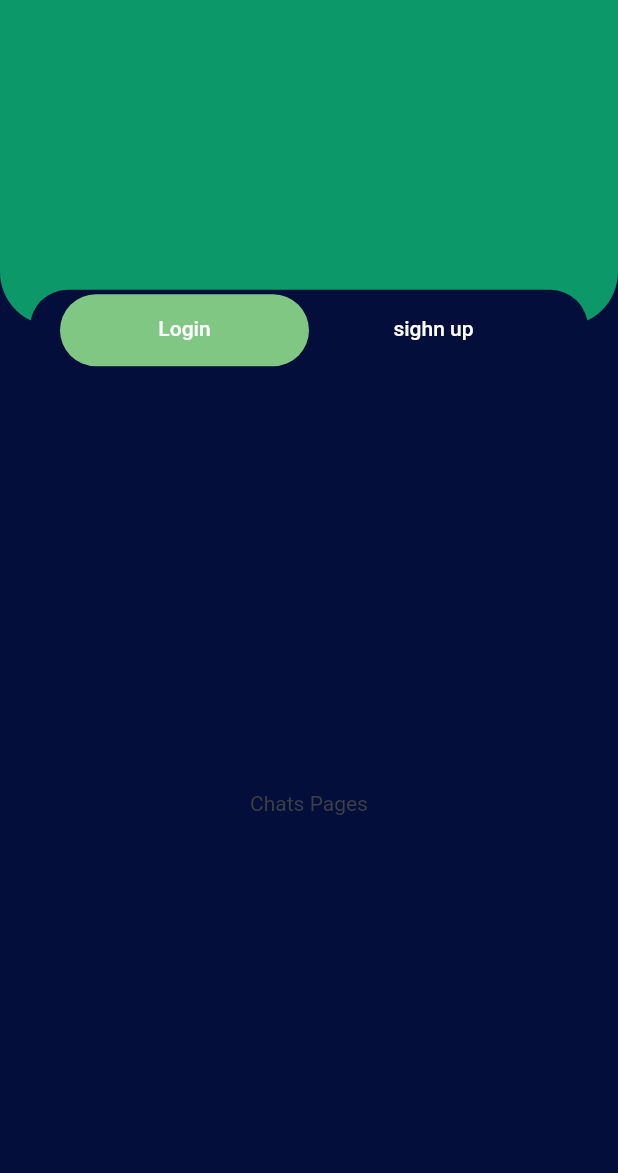
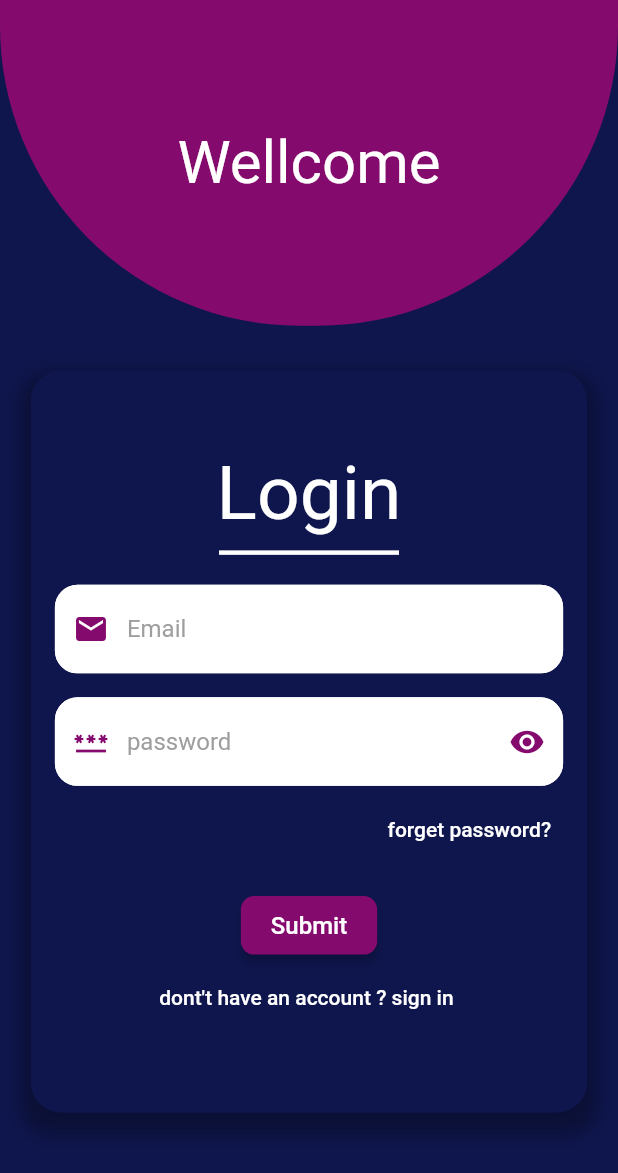
Before and after one commit to LeenAlturk/math_app, a Flutter app: the screen it shows after launch, on a phone screen of 412 x 824 dp. Shown: the top 1173 px of the screen. Run offline on Flutter 3.47's test engine with Material 2 defaults, Android fonts, the phone set to English and light mode, and no system bars; our stand-ins replace flutter_swiper_view.

Commit message:
after login

```diff
--- a/lib/constants/colors.dart
+++ b/lib/constants/colors.dart
@@ -1,8 +1,9 @@
 import 'package:flutter/material.dart';
 
 // Colors that we use in our app
-const kPrimaryColor = Color(0xFF0C9869);
+const kPrimaryColor = Color(0xFF850A6D);
 const kTextColor = Color(0xFF3C4046);
 const kBackgroundColor = Color(0xFFF9F8FD);
+Color myColor = Color(0xFF0F164D);
 
 const double kDefaultPadding = 20.0;
--- a/lib/main.dart
+++ b/lib/main.dart
@@ -2,6 +2,7 @@ import 'package:flutter/material.dart';
 import 'package:math_app/constants/colors.dart';
 
 import 'package:math_app/screens/login.dart';
+import 'package:math_app/screens/question.dart';
 
 void main() {
   runApp(const MyApp());
@@ -15,12 +16,12 @@ class MyApp extends StatelessWidget {
   Widget build(BuildContext context) {
     return MaterialApp(
       debugShowCheckedModeBanner: false,
-      theme: ThemeData(
-        scaffoldBackgroundColor: kBackgroundColor,
-        primaryColor: kPrimaryColor,
-        textTheme: Theme.of(context).textTheme.apply(bodyColor: kTextColor),
-        visualDensity: VisualDensity.adaptivePlatformDensity,
-      ),
+      // theme: ThemeData(
+      //   scaffoldBackgroundColor: kBackgroundColor,
+      //   primaryColor: kPrimaryColor,
+      //   textTheme: Theme.of(context).textTheme.apply(bodyColor: kTextColor),
+      //   visualDensity: VisualDensity.adaptivePlatformDensity,
+      // ),
       home: LoginPage(),
     );
   }
--- a/lib/screens/login.dart
+++ b/lib/screens/login.dart
@@ -1,5 +1,8 @@
+import 'dart:ui';
+
 import 'package:flutter/material.dart';
 import 'package:math_app/constants/colors.dart';
+import 'package:math_app/widgets/customtextfield.dart';
 
 class LoginPage extends StatefulWidget {
   const LoginPage({Key? key}) : super(key: key);
@@ -10,22 +13,17 @@ class LoginPage extends StatefulWidget {
 
 class _LoginPageState extends State<LoginPage>
     with SingleTickerProviderStateMixin {
-  late TabController _tabController;
-
-  @override
-  void initState() {
-    super.initState();
-    _tabController =
-        TabController(length: 2, vsync: this); // Set the number of tabs
-  }
+  TextEditingController myTextController = TextEditingController();
+  TextEditingController passTextController = TextEditingController();
 
   @override
   Widget build(BuildContext context) {
     double screenWidth = MediaQuery.of(context).size.width;
     Size size = MediaQuery.of(context).size;
     return Scaffold(
-      backgroundColor: Color.fromARGB(255, 3, 14, 58),
-      body: Column(
+      backgroundColor: myColor,
+      body: SingleChildScrollView(
+        child: Column(
           children: <Widget>[
             Container(
               height: size.height * 0.3,
@@ -36,59 +34,146 @@ class _LoginPageState extends State<LoginPage>
                     decoration: BoxDecoration(
                       color: kPrimaryColor,
                       borderRadius: BorderRadius.only(
-                      bottomLeft: Radius.circular(36),
-                      bottomRight: Radius.circular(36),
+                        bottomLeft: Radius.circular(200),
+                        bottomRight: Radius.circular(200),
                       ),
                     ),
+                    child: Center(
+                        child: Text(
+                      'Wellcome',
+                      style: TextStyle(color: Colors.white, fontSize: 40),
+                    )),
                   ),
-                Positioned(
-                  bottom: 0,
-                  left: 0,
-                  right: 0,
-                  child: Container(
-                    alignment: Alignment.center,
-                    margin: EdgeInsets.symmetric(horizontal: kDefaultPadding),
-                    padding: EdgeInsets.symmetric(horizontal: kDefaultPadding),
-                    height: 54,
+                ],
+              ),
+            ),
+            Container(
+              width: screenWidth * 0.9,
+              height: size.height * 0.6, // Adjust the height as needed
               decoration: BoxDecoration(
-                      color: Color.fromARGB(255, 3, 14, 58),
-                      borderRadius: BorderRadius.circular(25.0),
+                borderRadius: BorderRadius.circular(20),
+                color: myColor,
+                boxShadow: [
+                  BoxShadow(
+                    color: Colors.black.withOpacity(0.3),
+                    spreadRadius: 7,
+                    blurRadius: 10,
+                    offset: Offset(0, 8),
                   ),
-                    child: TabBar(
-                      controller: _tabController,
-                      indicator: BoxDecoration(
-                        color: Colors.green[300],
-                        borderRadius: BorderRadius.circular(25.0),
+                ],
               ),
-                      labelColor: Colors.white,
-                      unselectedLabelColor: Colors.white,
-                      tabs: const [
-                        Tab(text: 'Login'),
-                        Tab(text: 'sighn up'),
-                      ],
+              child: Padding(
+                padding: const EdgeInsets.symmetric(
+                    horizontal: 16.0,
+                    vertical: 24.0), // Adjust the padding as needed
+                child: Column(
+                  mainAxisAlignment: MainAxisAlignment.center,
+                  children: [
+                    Column(
+                      crossAxisAlignment: CrossAxisAlignment.center,
+                      children: [
+                        Text(
+                          "Login",
+                          style: TextStyle(
+                            color: Colors.white,
+                            fontSize: 50,
+                          ),
+                        ),
+                        Container(
+                          width: 120, // Adjust the width of the Container
+                          margin: EdgeInsets.only(
+                              top:
+                                  8), // Adjust the top margin to position the line
+                          decoration: BoxDecoration(
+                            border: Border(
+                              bottom: BorderSide(
+                                color: Colors.white,
+                                width: 3.0, // Adjust the thickness of the line
+                              ),
                             ),
                           ),
                         ),
                       ],
                     ),
+                    SizedBox(
+                      height: 20,
                     ),
-          Expanded(
-            child: Padding(
-              padding: EdgeInsets.all(8.0),
-              child: TabBarView(
-                controller: _tabController,
+                    CustomTextField(
+                      hintText: 'Email',
+                      controller: myTextController,
+                      keyboardType: TextInputType.emailAddress,
+                      preffixIcon: Icon(
+                        Icons.email,
+                        color: kPrimaryColor,
+                      ),
+                    ),
+                    SizedBox(height: 16.0),
+                    CustomTextField(
+                      hintText: 'password',
+                      controller: passTextController,
+                      keyboardType: TextInputType.emailAddress,
+                      obscureText: true,
+                      preffixIcon: Icon(
+                        Icons.password,
+                        color: kPrimaryColor,
+                      ),
+                      suffixIcon: Icon(
+                        Icons.visibility,
+                        color: kPrimaryColor,
+                      ),
+                    ),
+                    SizedBox(
+                      height: 5,
+                    ),
+                    Row(
+                      mainAxisAlignment: MainAxisAlignment.end,
                       children: [
-                  Center(
-                    child: Text("Chats Pages"),
+                        TextButton(
+                            onPressed: () {},
+                            child: Text(
+                              "forget password?",
+                              style: TextStyle(color: Colors.white),
+                            ))
+                      ],
                     ),
-                  Center(
-                    child: Text("Status Pages"),
+                    SizedBox(height: 16.0),
+                    ElevatedButton(
+                      onPressed: () {
+                        // Handle button press
+                      },
+                      style: ElevatedButton.styleFrom(
+                        foregroundColor: Colors.white, // Background color
+                        backgroundColor: kPrimaryColor, // Text color
+                        shape: RoundedRectangleBorder(
+                          borderRadius: BorderRadius.circular(
+                              9.0), // Button border radius
+                        ),
+                        padding: EdgeInsets.symmetric(
+                            horizontal: 20.0, vertical: 10.0), // Button padding
+                        elevation: 3.0, // Elevation (shadow)
+                      ),
+                      child: Text(
+                        'Submit',
+                        style: TextStyle(fontSize: 16.0),
+                      ),
+                    ),
+                    Row(
+                      mainAxisAlignment: MainAxisAlignment.center,
+                      children: [
+                        TextButton(
+                            onPressed: () {},
+                            child: Text(
+                              "dont't have an account ? sign in ",
+                              style: TextStyle(color: Colors.white),
+                            ))
+                      ],
                     ),
                   ],
                 ),
               ),
+            )
+          ],
         ),
-        ],
       ),
     );
   }
--- a/lib/screens/question.dart
+++ b/lib/screens/question.dart
@@ -1,17 +1,71 @@
-import 'package:card_swiper/card_swiper.dart';
-
 import 'package:flutter/material.dart';
 
+import 'package:flutter_swiper_view/flutter_swiper_view.dart';
+
 class CardSwiper extends StatefulWidget {
-  const CardSwiper({super.key});
+  const CardSwiper({Key? key}) : super(key: key);
 
   @override
-  State<CardSwiper> createState() => _CardSwiperState();
+  _CardSwiperState createState() => _CardSwiperState();
 }
 
 class _CardSwiperState extends State<CardSwiper> {
   @override
   Widget build(BuildContext context) {
-    return Scaffold();
+    return Scaffold(
+      body: Center(
+        child: Swiper(
+          itemBuilder: (context, index) {
+            return Card(
+              elevation: 5.0,
+              shape: RoundedRectangleBorder(
+                borderRadius: BorderRadius.circular(10.0),
+              ),
+              child: Column(
+                mainAxisAlignment: MainAxisAlignment.center,
+                children: [
+                  Padding(
+                    padding: const EdgeInsets.all(16.0),
+                    child: Text(
+                      'What is your question?',
+                      style: TextStyle(
+                          fontSize: 18.0, fontWeight: FontWeight.bold),
+                    ),
+                  ),
+                  ElevatedButton(
+                    onPressed: () {
+                      // Handle the selection for option 1
+                    },
+                    child: Text('Option 1'),
+                  ),
+                  ElevatedButton(
+                    onPressed: () {
+                      // Handle the selection for option 2
+                    },
+                    child: Text('Option 2'),
+                  ),
+                  ElevatedButton(
+                    onPressed: () {
+                      // Handle the selection for option 3
+                    },
+                    child: Text('Option 3'),
+                  ),
+                  ElevatedButton(
+                    onPressed: () {
+                      // Handle the selection for option 4
+                    },
+                    child: Text('Option 4'),
+                  ),
+                ],
+              ),
+            );
+          },
+          itemCount: 10, // Adjust as needed
+          itemWidth: 300.0,
+          itemHeight: 400.0,
+          layout: SwiperLayout.TINDER,
+        ),
+      ),
+    );
   }
 }
--- /dev/null
+++ b/lib/widgets/customtextfield.dart
@@ -0,0 +1,50 @@
+import 'package:flutter/material.dart';
+
+class CustomTextField extends StatelessWidget {
+  final String hintText;
+  final TextEditingController controller;
+  final TextInputType keyboardType;
+  final bool obscureText;
+  final Widget? preffixIcon;
+  final Widget? suffixIcon;
+
+  CustomTextField({
+    required this.hintText,
+    required this.controller,
+    this.keyboardType = TextInputType.text,
+    this.obscureText = false,
+    this.preffixIcon,
+    this.suffixIcon,
+  });
+
+  @override
+  Widget build(BuildContext context) {
+    return TextField(
+      controller: controller,
+      keyboardType: keyboardType,
+      obscureText: obscureText,
+      decoration: InputDecoration(
+        prefixIcon: preffixIcon,
+        suffixIcon: suffixIcon,
+        enabledBorder: OutlineInputBorder(
+          borderRadius: BorderRadius.circular(15),
+          borderSide: BorderSide(
+            color: Colors.white,
+          ),
+        ),
+        focusedBorder: OutlineInputBorder(
+          borderRadius: BorderRadius.circular(15),
+          borderSide: BorderSide(
+            color: Colors.purple,
+          ),
+        ),
+        hintText: hintText,
+        fillColor: Colors.white,
+        filled: true,
+        hintStyle: TextStyle(color: Colors.grey),
+        border: OutlineInputBorder(),
+      ),
+      style: TextStyle(color: Colors.black),
+    );
+  }
+}
--- a/pubspec.yaml
+++ b/pubspec.yaml
@@ -32,6 +32,7 @@ dependencies:
   flutter:
     sdk: flutter
   card_swiper : ^3.0.0
+  flutter_swiper_view: ^1.1.8
 
 
   # The following adds the Cupertino Icons font to your application.
```
Also changed, not shown: pubspec.lock. Lines whose indentation alone changed are shown as unchanged.
